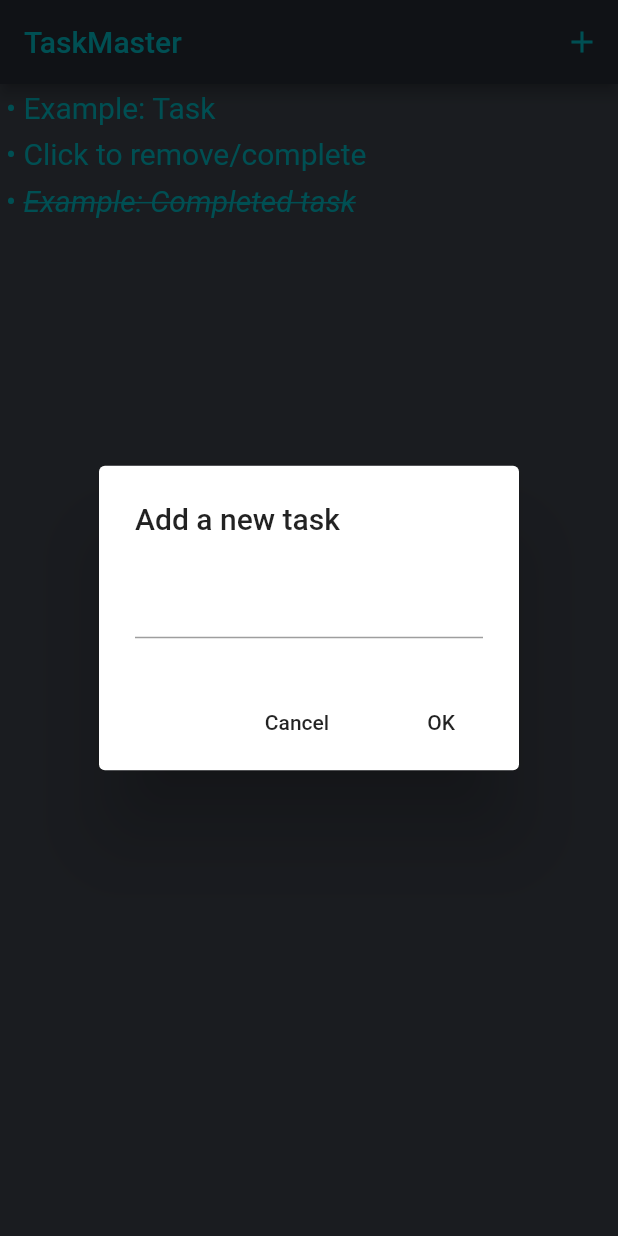
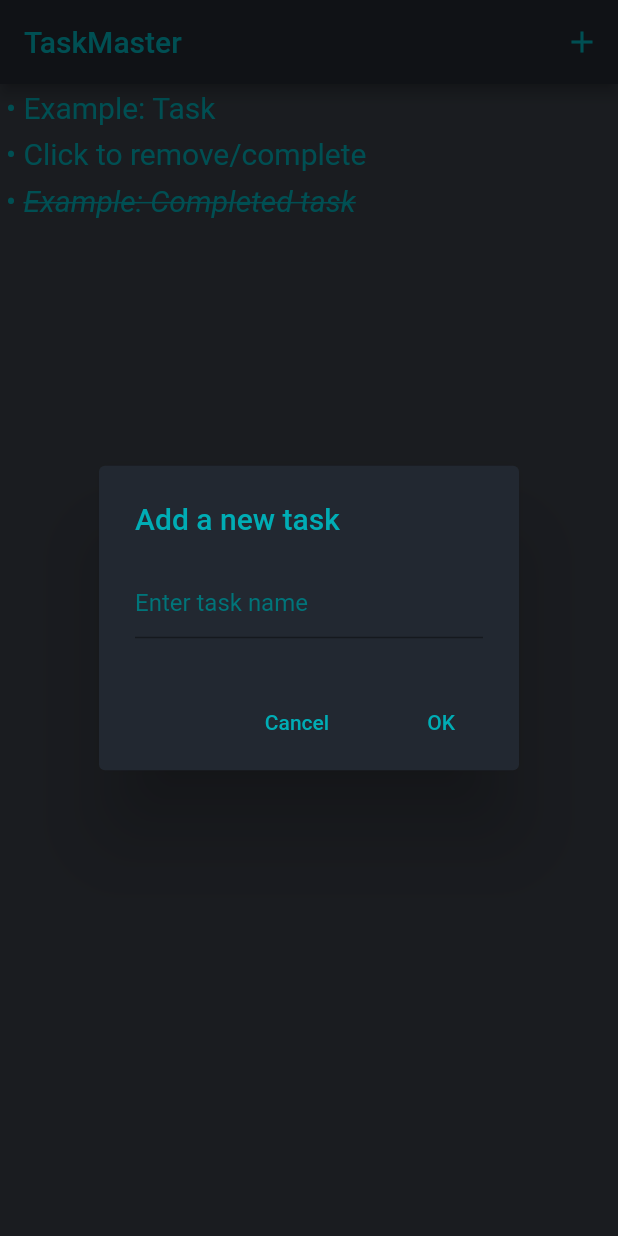
Before and after one commit to wesolowskidawid/todo_app, a Flutter app: the screen it shows after launch, after a tap on the "add" icon, on a phone screen of 412 x 824 dp. Run offline on Flutter 3.47's test engine with Material 2 defaults, Android fonts, the phone set to English and light mode, and no system bars; Roboto replaces fonts that are missing (Arial).

Commit message:
Visual fixes

```diff
--- a/lib/main.dart
+++ b/lib/main.dart
@@ -92,20 +92,33 @@ class _MyHomePageState extends State<MyHomePage> {
       builder: (BuildContext context) {
         if(error == "") {
           return AlertDialog(
+            backgroundColor: const Color(0xff222831),
             title: const Text(
               'Add a new task',
+              style: TextStyle(
+                color: Color(0xff00adb5),
+              ),
             ),
             content: TextField(
               onChanged: (value) {
                 inputValue = value;
               },
+              decoration: const InputDecoration(hintText: 'Enter task name', hintStyle: TextStyle(color: Color(0xff00757a))),
+              style: const TextStyle(
+                color: Color(0xff00adb5),
+              ),
             ),
             actions: <Widget>[
               FlatButton(
                 onPressed: () {
                   Navigator.of(context).pop();
                 },
-                child: const Text('Cancel'),
+                child: const Text(
+                    'Cancel',
+                    style: TextStyle(
+                      color: Color(0xff00adb5),
+                    ),
+                ),
               ),
               FlatButton(
                 onPressed: () {
@@ -133,15 +146,24 @@ class _MyHomePageState extends State<MyHomePage> {
                     }
                   }
                 },
-                child: const Text('OK'),
+                child: const Text(
+                    'OK',
+                    style: TextStyle(
+                      color: Color(0xff00adb5),
+                    ),
+                ),
               ),
             ],
           );
         }
         else {
           return AlertDialog(
+            backgroundColor: const Color(0xff222831),
             title: const Text(
               'Add a new task',
+              style: TextStyle(
+                color: Color(0xff00adb5),
+              ),
             ),
             content: Column(
               mainAxisSize: MainAxisSize.min,
@@ -150,7 +172,10 @@ class _MyHomePageState extends State<MyHomePage> {
                   onChanged: (value) {
                     inputValue = value;
                   },
-                  decoration: const InputDecoration(hintText: 'Enter task name'),
+                  decoration: const InputDecoration(hintText: 'Enter task name', hintStyle: TextStyle(color: Color(0xff00757a))),
+                  style: const TextStyle(
+                    color: Color(0xff00adb5),
+                  ),
                 ),
                 const SizedBox(height: 16,),
                 Text(
@@ -166,7 +191,12 @@ class _MyHomePageState extends State<MyHomePage> {
                 onPressed: () {
                   Navigator.of(context).pop();
                 },
-                child: const Text('Cancel'),
+                child: const Text(
+                    'Cancel',
+                    style: TextStyle(
+                      color: Color(0xff00adb5),
+                    ),
+                ),
               ),
               FlatButton(
                 onPressed: () {
@@ -194,7 +224,12 @@ class _MyHomePageState extends State<MyHomePage> {
                     }
                   }
                 },
-                child: const Text('OK'),
+                child: const Text(
+                    'OK',
+                    style: TextStyle(
+                      color: Color(0xff00adb5),
+                    ),
+                ),
               ),
             ],
           );
```
